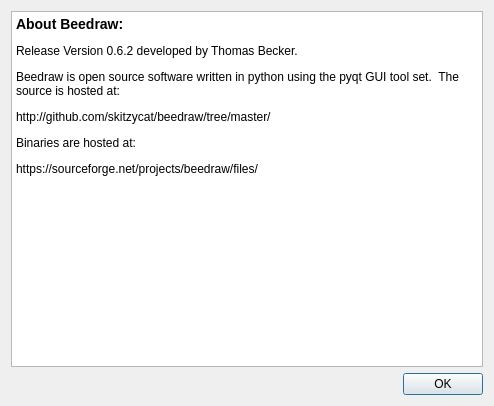
Old version of the form designer/AboutDisplayDialogUi.ui in the repository skitzycat/beedraw.
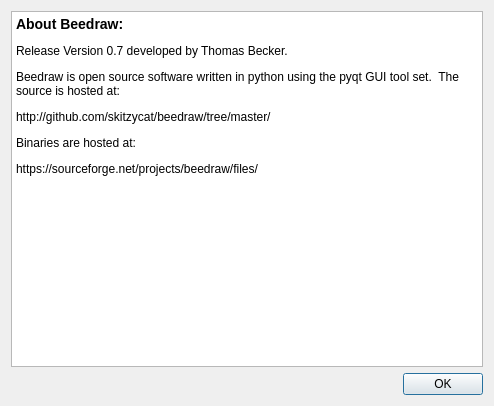
New version of the form.

Commit message: fixed paint brush when using non-black color, updated info for release

What changed in the file:
```diff
--- a/designer/AboutDisplayDialogUi.ui
+++ b/designer/AboutDisplayDialogUi.ui
@@ -18,17 +18,17 @@
      <property name="readOnly" >
       <bool>true</bool>
      </property>
-     <property name="html" >
-      <string>&lt;!DOCTYPE HTML PUBLIC "-//W3C//DTD HTML 4.0//EN" "http://www.w3.org/TR/REC-html40/strict.dtd">
-&lt;html>&lt;head>&lt;meta name="qrichtext" content="1" />&lt;style type="text/css">
+     <property name="html">
+      <string>&lt;!DOCTYPE HTML PUBLIC &quot;-//W3C//DTD HTML 4.0//EN&quot; &quot;http://www.w3.org/TR/REC-html40/strict.dtd&quot;&gt;
+&lt;html&gt;&lt;head&gt;&lt;meta name=&quot;qrichtext&quot; content=&quot;1&quot; /&gt;&lt;style type=&quot;text/css&quot;&gt;
 p, li { white-space: pre-wrap; }
-&lt;/style>&lt;/head>&lt;body style=" font-family:'Sans Serif'; font-size:9pt; font-weight:400; font-style:normal;">
-&lt;p style=" margin-top:14px; margin-bottom:12px; margin-left:0px; margin-right:0px; -qt-block-indent:0; text-indent:0px; font-size:large; font-weight:600;">&lt;span style=" font-size:large;">About Beedraw:&lt;/span>&lt;/p>
-&lt;p style=" margin-top:12px; margin-bottom:12px; margin-left:0px; margin-right:0px; -qt-block-indent:0; text-indent:0px;">Release Version 0.6.2 developed by Thomas Becker.&lt;/p>
-&lt;p style=" margin-top:12px; margin-bottom:12px; margin-left:0px; margin-right:0px; -qt-block-indent:0; text-indent:0px;">Beedraw is open source software written in python using the pyqt GUI tool set.  The source is hosted at:&lt;/p>
-&lt;p style=" margin-top:12px; margin-bottom:12px; margin-left:0px; margin-right:0px; -qt-block-indent:0; text-indent:0px;">http://github.com/skitzycat/beedraw/tree/master/&lt;/p>
-&lt;p style=" margin-top:12px; margin-bottom:12px; margin-left:0px; margin-right:0px; -qt-block-indent:0; text-indent:0px;">Binaries are hosted at:&lt;/p>
-&lt;p style=" margin-top:12px; margin-bottom:12px; margin-left:0px; margin-right:0px; -qt-block-indent:0; text-indent:0px;">https://sourceforge.net/projects/beedraw/files/&lt;/p>&lt;/body>&lt;/html></string>
+&lt;/style&gt;&lt;/head&gt;&lt;body style=&quot; font-family:'Sans Serif'; font-size:9pt; font-weight:400; font-style:normal;&quot;&gt;
+&lt;p style=&quot; margin-top:14px; margin-bottom:12px; margin-left:0px; margin-right:0px; -qt-block-indent:0; text-indent:0px;&quot;&gt;&lt;span style=&quot; font-size:large; font-weight:600;&quot;&gt;About Beedraw:&lt;/span&gt;&lt;/p&gt;
+&lt;p style=&quot; margin-top:12px; margin-bottom:12px; margin-left:0px; margin-right:0px; -qt-block-indent:0; text-indent:0px;&quot;&gt;Release Version 0.7 developed by Thomas Becker.&lt;/p&gt;
+&lt;p style=&quot; margin-top:12px; margin-bottom:12px; margin-left:0px; margin-right:0px; -qt-block-indent:0; text-indent:0px;&quot;&gt;Beedraw is open source software written in python using the pyqt GUI tool set.  The source is hosted at:&lt;/p&gt;
+&lt;p style=&quot; margin-top:12px; margin-bottom:12px; margin-left:0px; margin-right:0px; -qt-block-indent:0; text-indent:0px;&quot;&gt;http://github.com/skitzycat/beedraw/tree/master/&lt;/p&gt;
+&lt;p style=&quot; margin-top:12px; margin-bottom:12px; margin-left:0px; margin-right:0px; -qt-block-indent:0; text-indent:0px;&quot;&gt;Binaries are hosted at:&lt;/p&gt;
+&lt;p style=&quot; margin-top:12px; margin-bottom:12px; margin-left:0px; margin-right:0px; -qt-block-indent:0; text-indent:0px;&quot;&gt;https://sourceforge.net/projects/beedraw/files/&lt;/p&gt;&lt;/body&gt;&lt;/html&gt;</string>
      </property>
      <property name="textInteractionFlags" >
       <set>Qt::LinksAccessibleByKeyboard|Qt::LinksAccessibleByMouse|Qt::TextBrowserInteraction|Qt::TextSelectableByKeyboard|Qt::TextSelectableByMouse</set>
```
Left out of the diff: 31 changed lines with no effect on the pictures. The commit also changes 2 other files.
